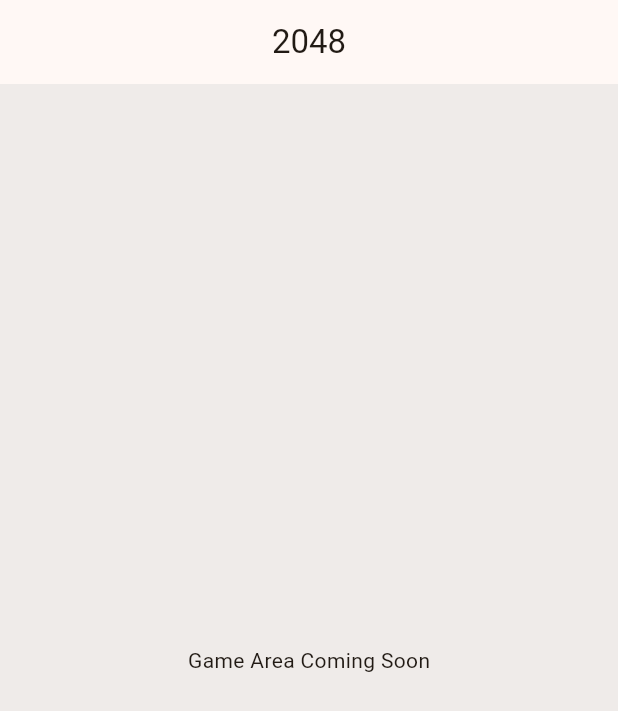
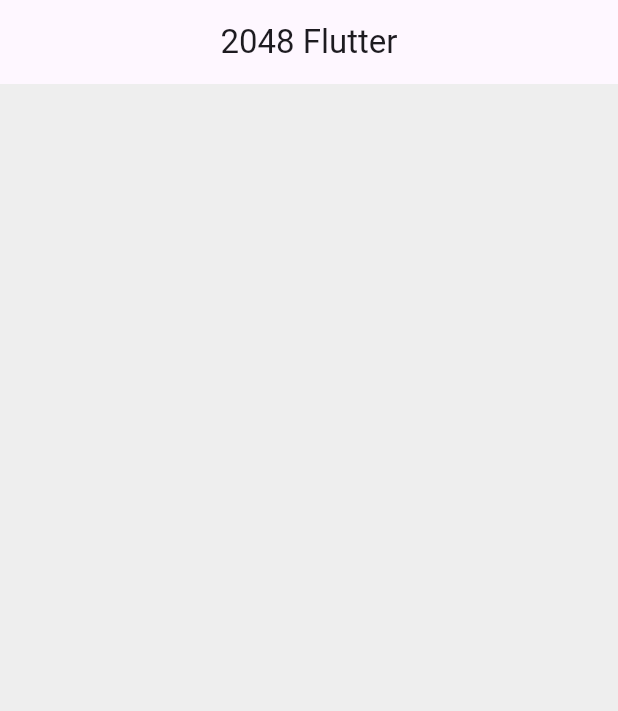
Before and after one commit to hhelal12/twenty-forty-eight, a Flutter app: the screen it shows after launch, on a phone screen of 412 x 824 dp. Shown: the top 711 px of the screen. Run offline on Flutter 3.47's test engine with Material 3 defaults, Android fonts, the phone set to English and light mode, and no system bars.

Commit message:
do some progrgess in ui

```diff
--- a/lib/main.dart
+++ b/lib/main.dart
@@ -1,4 +1,5 @@
 import 'package:flutter/material.dart';
+import 'screens/game_screen.dart';
 
 void main() {
   runApp(const MyApp());
@@ -10,36 +11,9 @@ class MyApp extends StatelessWidget {
   @override
   Widget build(BuildContext context) {
     return MaterialApp(
+      title: '2048 Game',
       debugShowCheckedModeBanner: false,
-      title: '2048 Game',
-      theme: ThemeData(
-        colorSchemeSeed: Colors.orange,
-        useMaterial3: true,
-      ),
-      home: const GameScreen(),
+      home: const GamePage(),
     );
   }
 }
-
-class GameScreen extends StatefulWidget {
-  const GameScreen({super.key});
-
-  @override
-  State<GameScreen> createState() => _GameScreenState();
-}
-
-class _GameScreenState extends State<GameScreen> {
-  @override
-  Widget build(BuildContext context) {
-    return Scaffold(
-      backgroundColor: Colors.brown.shade50,
-      appBar: AppBar(
-        title: const Text('2048'),
-        centerTitle: true,
-      ),
-      body: const Center(
-        child: Text('Game Area Coming Soon'),
-      ),
-    );
-  }
-}
--- a/lib/screens/game_screen.dart
+++ b/lib/screens/game_screen.dart
@@ -0,0 +1,25 @@
+import 'package:flutter/material.dart';
+
+class GamePage extends StatelessWidget {
+  const GamePage({super.key});
+
+  @override
+  Widget build(BuildContext context) {
+    return Scaffold(
+      backgroundColor: Colors.grey[200],
+      appBar: AppBar(
+        title: const Text('2048 Flutter'),
+        centerTitle: true,
+      ),
+      body: Center(
+        // child: Text('Let’s build 2048!'),
+        child: GridView.count(
+          crossAxisCount: 4,
+          shrinkWrap: true,
+
+
+        ),
+      ),
+    );
+  }
+}
```
